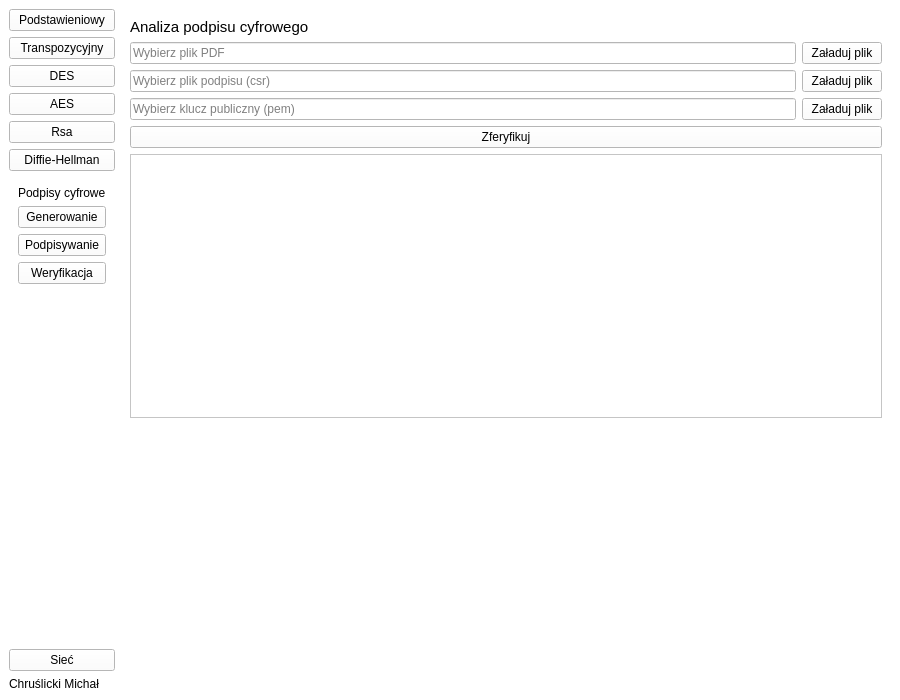
Qt form Ui/mainwindow.ui (Dezinter8/kryptografia_CM) before a commit.
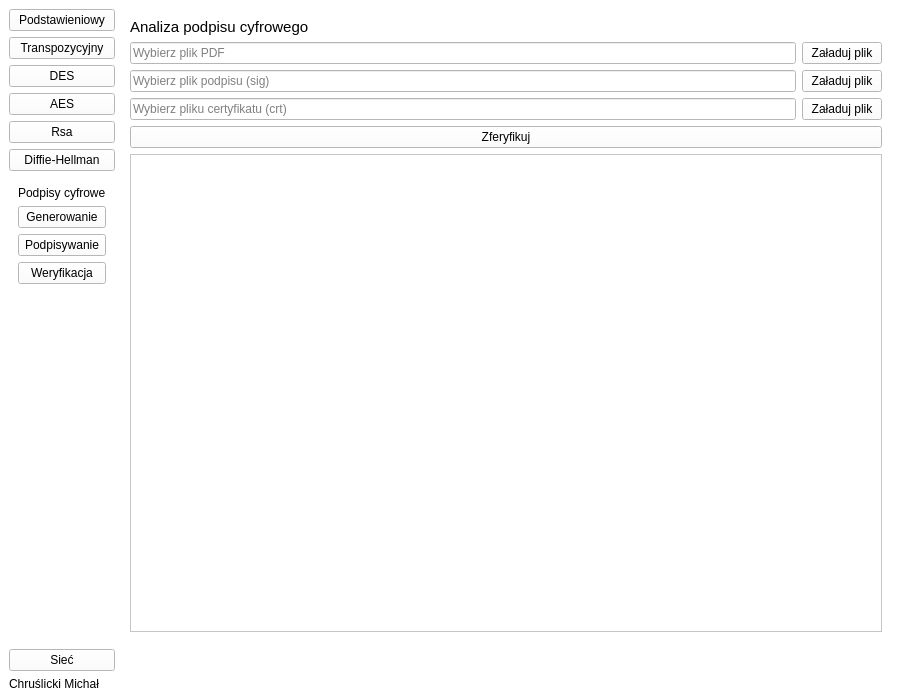
The same form after that commit. The open tabs and pages were chosen to show the change.

What changed in the file:
```diff
--- a/Ui/mainwindow.ui
+++ b/Ui/mainwindow.ui
@@ -3009,7 +3009,7 @@
           </layout>
          </widget>
          <widget class="QWidget" name="verifySignature_page">
-          <layout class="QVBoxLayout" name="verticalLayout_23">
+          <layout class="QVBoxLayout" name="verticalLayout_23" stretch="0,0,0,0,0,0,0">
            <item>
             <widget class="QLabel" name="label_72">
              <property name="font">
@@ -3051,12 +3051,12 @@
                 <bool>true</bool>
                </property>
                <property name="placeholderText">
-                <string>Wybierz plik podpisu (csr)</string>
+                <string>Wybierz plik podpisu (sig)</string>
                </property>
               </widget>
              </item>
              <item>
-              <widget class="QPushButton" name="loadCsr_pushButton">
+              <widget class="QPushButton" name="loadSig_pushButton">
                <property name="text">
                 <string>Załaduj plik</string>
                </property>
@@ -3072,12 +3072,12 @@
                 <bool>true</bool>
                </property>
                <property name="placeholderText">
-                <string>Wybierz klucz publiczny (pem)</string>
+                <string>Wybierz pliku certyfikatu (crt)</string>
                </property>
               </widget>
              </item>
              <item>
-              <widget class="QPushButton" name="loadPem_pushButton">
+              <widget class="QPushButton" name="loadCsr_pushButton">
                <property name="text">
                 <string>Załaduj plik</string>
                </property>
@@ -3093,17 +3093,27 @@
             </widget>
            </item>
            <item>
-            <widget class="QTextEdit" name="verifyOutput_textEdit"/>
+            <widget class="QTextEdit" name="verifyOutput_textEdit">
+             <property name="minimumSize">
+              <size>
+               <width>0</width>
+               <height>450</height>
+              </size>
+             </property>
+            </widget>
            </item>
            <item>
             <spacer name="verticalSpacer_17">
              <property name="orientation">
               <enum>Qt::Orientation::Vertical</enum>
              </property>
+             <property name="sizeType">
+              <enum>QSizePolicy::Policy::Fixed</enum>
+             </property>
              <property name="sizeHint" stdset="0">
               <size>
                <width>20</width>
-               <height>250</height>
+               <height>50</height>
               </size>
              </property>
             </spacer>
```
Left out of the diff: 6 changed lines with no effect on the pictures.
